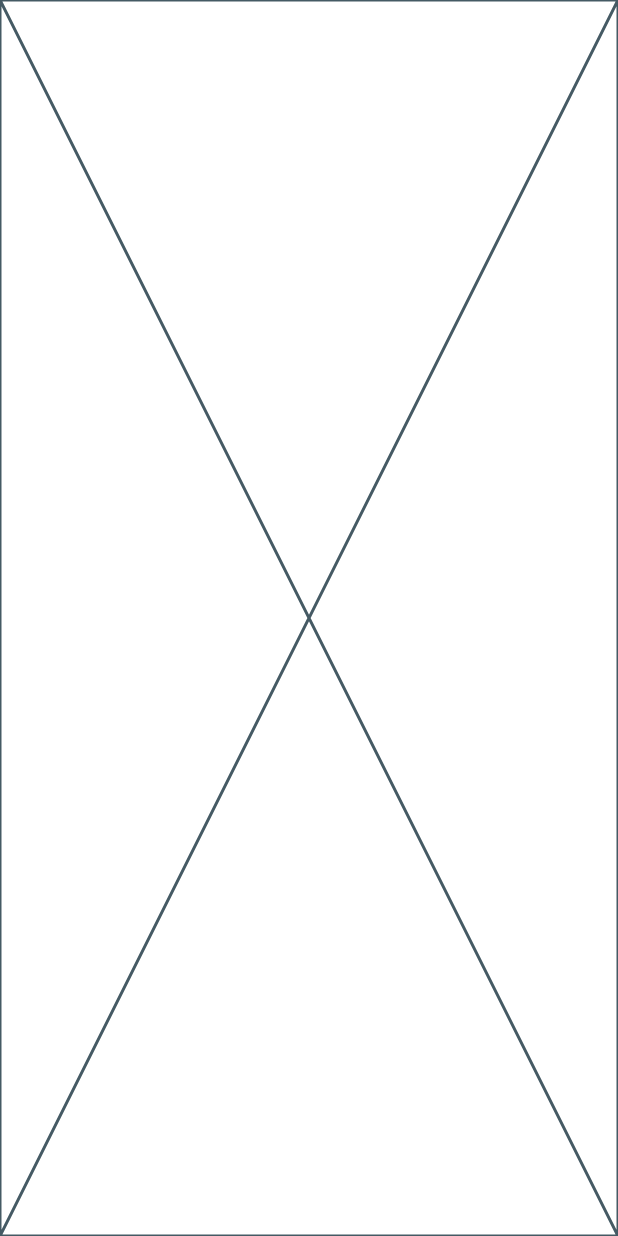
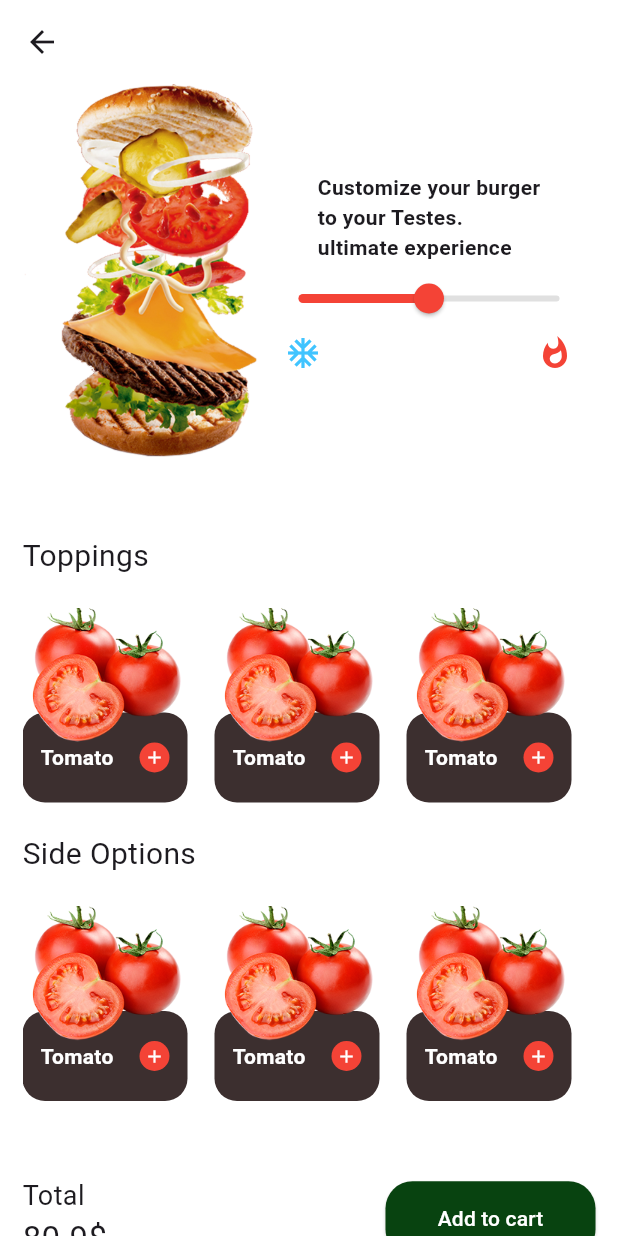
Before and after one commit to Sarakhairy/food_delivery_app, a Flutter app: the screen it shows after launch, after a tap on "Cheeseburger", on a phone screen of 412 x 824 dp. Run offline on Flutter 3.47's test engine with Material 3 defaults, Android fonts, the phone set to English and light mode, and no system bars.

Commit message:
finishing product details page ui

```diff
--- a/lib/features/product/presentation/pages/product_details_page.dart
+++ b/lib/features/product/presentation/pages/product_details_page.dart
@@ -1,10 +1,78 @@
-import 'package:flutter/cupertino.dart';
+import 'package:flutter/material.dart';
+import 'package:food_delivery_app/features/product/presentation/widgets/custom_button.dart';
+import 'package:food_delivery_app/features/product/presentation/widgets/spicy_slider.dart';
+import 'package:food_delivery_app/features/product/presentation/widgets/topping_card.dart';
+import 'package:food_delivery_app/shared/custom_text.dart';
 
 class ProductDetailsPage extends StatelessWidget {
   const ProductDetailsPage({super.key});
 
   @override
   Widget build(BuildContext context) {
-    return const Placeholder();
+    return Scaffold(
+      appBar: AppBar(
+        backgroundColor: Colors.white,
+        leading: GestureDetector(
+          onTap: () {
+            Navigator.of(context).pop();
+          },
+          child: Icon(Icons.arrow_back),
+        ),
+      ),
+      body: SingleChildScrollView(
+        child: Padding(
+          padding: EdgeInsets.symmetric(horizontal: 15),
+          child: Column(
+            crossAxisAlignment: CrossAxisAlignment.start,
+            children: [
+              const SpicySlider(),
+              const SizedBox(height: 50),
+              const CustomText(text: "Toppings", size: 20),
+              const SizedBox(height: 20),
+              SizedBox(
+                height: 130,
+                child: ListView.builder(
+                  scrollDirection: Axis.horizontal,
+                  itemCount: 6,
+                  itemBuilder: (context, index) {
+                    return Padding(
+                      padding: const EdgeInsets.only(right: 8),
+                      child: ToppingCard(
+                        imageUrl: "assets/images/tomato.png",
+                        title: 'Tomato',
+                        onAdd: () {},
+                      ),
+                    );
+                  },
+                ),
+              ),
+              const SizedBox(height: 20),
+              const CustomText(text: "Side Options", size: 20),
+              const SizedBox(height: 20),
+
+              SizedBox(
+                height: 130,
+                child: ListView.builder(
+                  scrollDirection: Axis.horizontal,
+                  itemCount: 6,
+                  itemBuilder: (context, index) {
+                    return Padding(
+                      padding: const EdgeInsets.only(right: 8),
+                      child: ToppingCard(
+                        imageUrl: "assets/images/tomato.png",
+                        title: 'Tomato',
+                        onAdd: () {},
+                      ),
+                    );
+                  },
+                ),
+              ),
+              const SizedBox(height: 50),
+              CustomButton(text: "Add to cart", onPressed: () {}),
+            ],
+          ),
+        ),
+      ),
+    );
   }
 }
--- /dev/null
+++ b/lib/features/product/presentation/widgets/custom_button.dart
@@ -0,0 +1,39 @@
+import 'package:flutter/cupertino.dart';
+import 'package:flutter/material.dart';
+import 'package:food_delivery_app/core/constants/app_colors.dart';
+import 'package:food_delivery_app/shared/custom_text.dart';
+
+class CustomButton extends StatelessWidget {
+  final String text;
+  final void Function()? onPressed;
+
+  const CustomButton({super.key, required this.text, this.onPressed});
+
+  @override
+  Widget build(BuildContext context) {
+    return Row(
+      mainAxisAlignment: MainAxisAlignment.spaceBetween,
+      children: [
+        Column(
+          crossAxisAlignment: CrossAxisAlignment.start,
+          children: [
+            CustomText(text: "Total", size: 18),
+            CustomText(text: "80.9\$", size: 22),
+          ],
+        ),
+        ElevatedButton(
+          style: ElevatedButton.styleFrom(
+            fixedSize: Size(140, 50),
+            backgroundColor: AppColors.primaryColor,
+            foregroundColor: Colors.white,
+            shape: RoundedRectangleBorder(
+              borderRadius: BorderRadius.circular(18),
+            ),
+          ),
+          onPressed: onPressed,
+          child: Text(text),
+        ),
+      ],
+    );
+  }
+}
--- /dev/null
+++ b/lib/features/product/presentation/widgets/spicy_slider.dart
@@ -0,0 +1,56 @@
+import 'package:flutter/cupertino.dart';
+import 'package:flutter/material.dart';
+import 'package:food_delivery_app/shared/custom_text.dart';
+
+class SpicySlider extends StatefulWidget {
+  const SpicySlider({super.key});
+
+  @override
+  State<SpicySlider> createState() => _SpicySliderState();
+}
+
+class _SpicySliderState extends State<SpicySlider> {
+  double value = 0.5;
+  @override
+  Widget build(BuildContext context) {
+    return Row(
+      mainAxisAlignment: MainAxisAlignment.spaceBetween,
+      children: [
+        Image.asset("assets/images/sandwitch_detail.png", height: 250),
+        Expanded(
+          child: Column(
+            children: [
+              const CustomText(
+                text:
+                    "Customize your burger\nto your Testes.\nultimate experience",
+                weight: FontWeight.bold,
+              ),
+              Slider(
+                min: 0,
+                max: 1,
+                onChanged: (v) {
+                  setState(() {
+                    value = v;
+                  });
+                },
+                value: value,
+                activeColor: value< 0.5?Colors.lightBlueAccent: Colors.red,
+                inactiveColor: Colors.grey.shade300,
+              ),
+               Padding(
+                padding: EdgeInsets.symmetric(horizontal: 15),
+                child: Row(
+                  mainAxisAlignment: MainAxisAlignment.spaceBetween,
+                  children: [
+                    Icon(Icons.ac_unit, color: Colors.lightBlueAccent,size: value < 0.5?30: 24,),
+                    Icon(Icons.whatshot, color: Colors.red,size: value >0.5?30: 24),
+                  ],
+                ),
+              ),
+            ],
+          ),
+        ),
+      ],
+    );
+  }
+}
--- /dev/null
+++ b/lib/features/product/presentation/widgets/topping_card.dart
@@ -0,0 +1,61 @@
+import 'package:flutter/material.dart';
+
+class ToppingCard extends StatelessWidget {
+  final String imageUrl;
+  final String title;
+  final VoidCallback onAdd;
+
+  const ToppingCard({
+    super.key,
+    required this.imageUrl,
+    required this.title,
+    required this.onAdd,
+  });
+
+  @override
+  Widget build(BuildContext context) {
+    return Container(
+      width: 110,
+      margin: const EdgeInsets.only(right: 10),
+      child: Stack(
+        children: [
+          Positioned(
+            bottom: 0,
+            right: 0,
+            left: 0,
+            child: Container(
+              height: 60,
+              decoration: BoxDecoration(
+                color: const Color(0xff3c2F2F),
+                borderRadius: BorderRadius.circular(15),
+              ),
+              padding: const EdgeInsets.symmetric(horizontal: 12, vertical: 8),
+              child: Row(
+                mainAxisAlignment: MainAxisAlignment.spaceBetween,
+                children: [
+                  Text(
+                    title,
+                    style: const TextStyle(
+                      color: Colors.white,
+                      fontSize: 14,
+                      fontWeight: FontWeight.w600,
+                    ),
+                  ),
+                  GestureDetector(
+                    onTap: onAdd,
+                    child: const CircleAvatar(
+                      radius: 10,
+                      backgroundColor: Colors.red,
+                      child: Icon(Icons.add, color: Colors.white, size: 14),
+                    ),
+                  ),
+                ],
+              ),
+            ),
+          ),
+           Image.asset(imageUrl, fit: BoxFit.contain),
+        ],
+      ),
+    );
+  }
+}
```
Also changed, not shown: assets/images/sandwitch_detail.png (added), assets/images/tomato.png (added).
